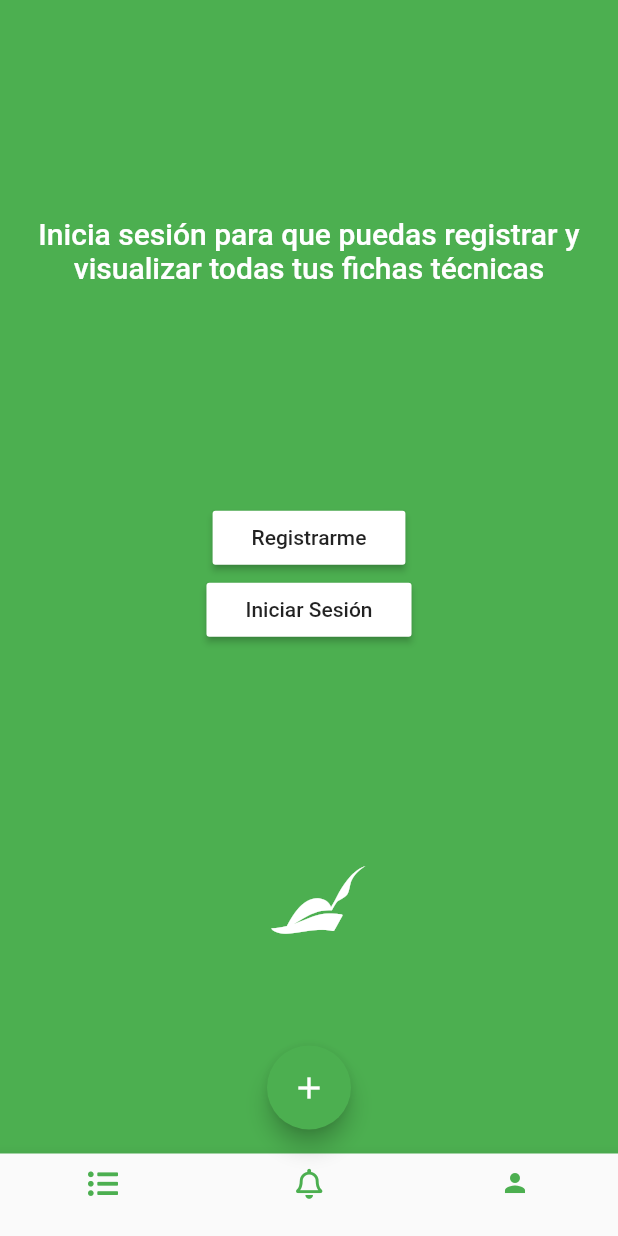
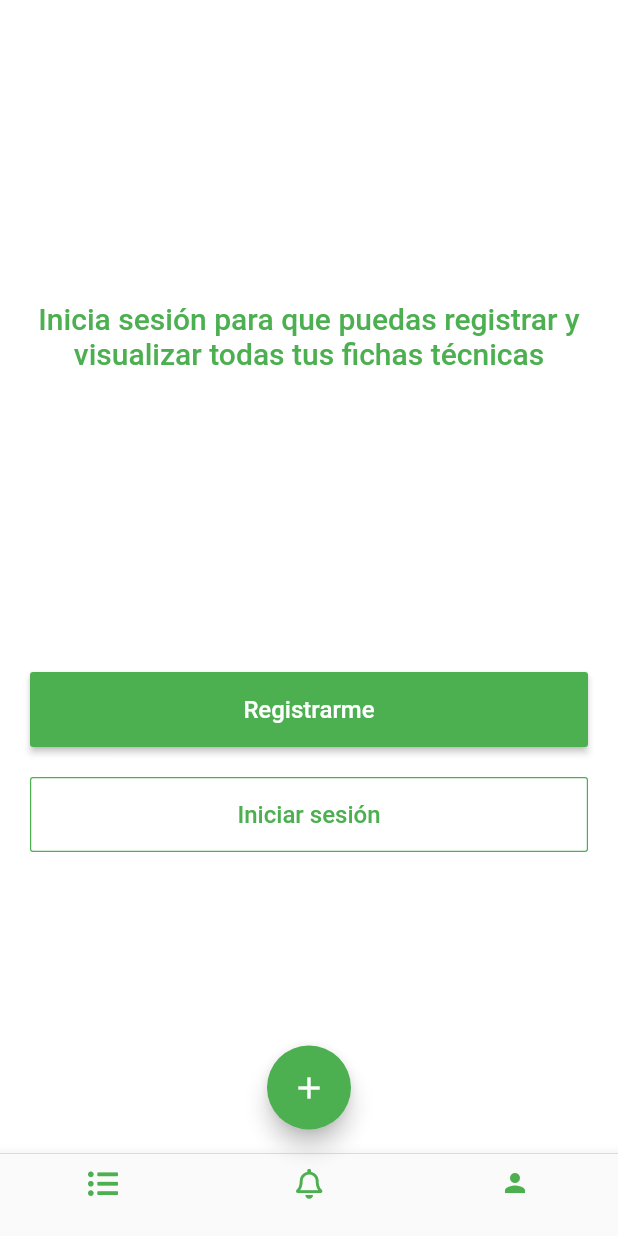
Before and after one commit to marcossevilla/acacia, a Flutter app: the screen it shows after launch, item 3 of the bottom bar chosen, on a phone screen of 412 x 824 dp. Run offline on Flutter 3.47's test engine with Material 2 defaults, Android fonts, the phone set to English and light mode, and no system bars; our stand-ins replace font_awesome_flutter, shared_preferences, toast; network calls fail.

Commit message:
Algunos otros cambios en diseño

```diff
--- a/lib/src/pages/no_login_page.dart
+++ b/lib/src/pages/no_login_page.dart
@@ -12,6 +12,7 @@ class _NoLoginPageState extends State<NoLoginPage> {
   @override
   Widget build(BuildContext context) {
     return Container(
+      color: Colors.white,
       child: Center(
         child: Column(
           mainAxisAlignment: MainAxisAlignment.spaceEvenly,
@@ -22,38 +23,52 @@ class _NoLoginPageState extends State<NoLoginPage> {
               style: Theme.of(context)
                   .textTheme
                   .title
-                  .copyWith(color: Colors.white),
+                  .copyWith(color: Colors.green),
               textAlign: TextAlign.center,
             ),
-            Column(
+            Padding(
+              padding: const EdgeInsets.symmetric(horizontal: 20.0, vertical: 0),
+              child: Column(
+                crossAxisAlignment: CrossAxisAlignment.stretch,
                 children: <Widget>[
-                RaisedButton(
-                  color: Colors.white,
+                  Padding(
+                    padding: const EdgeInsets.only(bottom: 20),
+                    child: SizedBox(
+                      height: 50,
+                      child: RaisedButton(
+                        color: Theme.of(context).primaryColor,
                         child: Padding(
                           padding: EdgeInsets.all(10.0),
-                    child: Text('Registrarme'),
+                          child: Text('Registrarme', style: TextStyle(fontSize: 16, color: Colors.white),),
                         ),
                         onPressed: () {
                           Navigator.of(context).pushNamed(RegisterPage.routeName);
                         },
                       ),
-                RaisedButton(
-                  color: Colors.white,
-                  child: Padding(
-                    padding: EdgeInsets.all(10.0),
-                    child: Text('Iniciar Sesión'),
                     ),
+                  ),
+                  SizedBox(
+                    height: 50,
+                    child: OutlineButton(
+                      color: Theme.of(context).primaryColor,
                       onPressed: () {
                         Navigator.of(context).pushNamed(LoginPage.routeName);
                       },
+                      borderSide: BorderSide(
+                          color: Theme.of(context).primaryColor, //Color of the border
+                          style: BorderStyle.solid, //Style of the border
+                          width: 0.8, //width of the border
+                        ),
+                        textColor: Theme.of(context).primaryColor,
+                        child: Text(
+                          "Iniciar sesión",
+                          style: TextStyle(fontSize: 16)
+                        ),
+                    ),
                   ),
                 ],
               ),
-            Icon(
-              FontAwesomeIcons.piedPiperHat,
-              color: Colors.white,
-              size: 50.0,
-            )
+            ),
           ],
         ),
       ),
--- a/lib/src/pages/notification_page.dart
+++ b/lib/src/pages/notification_page.dart
@@ -3,6 +3,6 @@ import 'package:flutter/material.dart';
 class NotificationPage extends StatelessWidget {
   @override
   Widget build(BuildContext context) {
-    return Container(color: Colors.yellow);
+    return Container(color: Colors.white);
   }
 }
```
Lines whose indentation alone changed are shown as unchanged.
